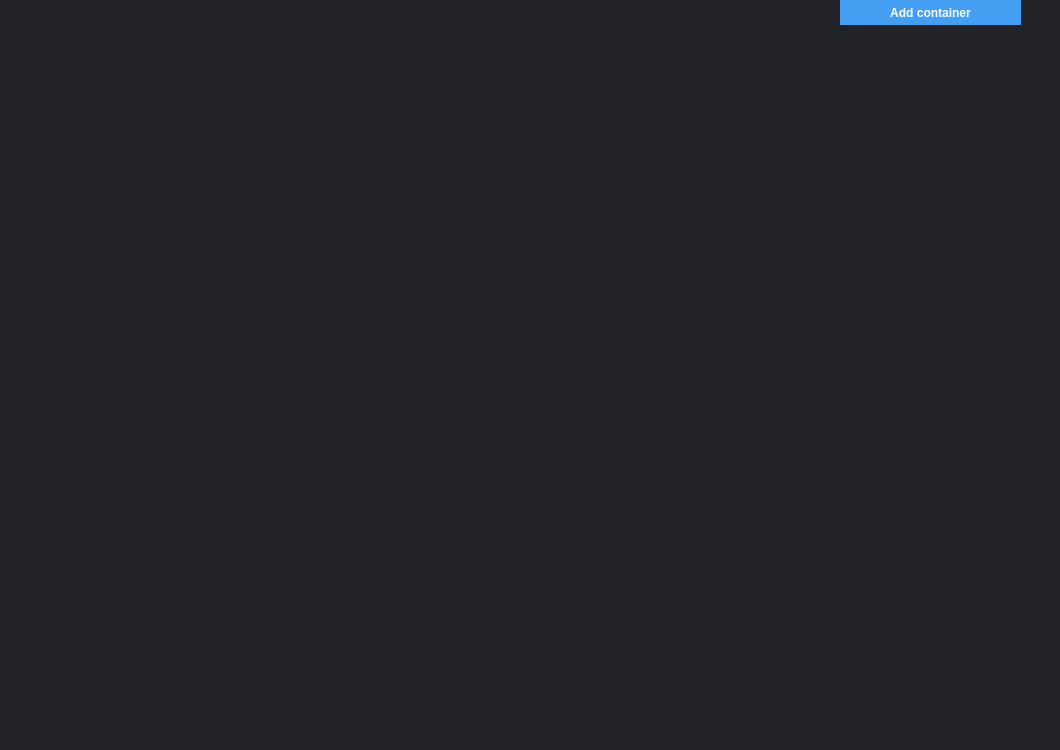
The window that Blue/DBMainComponents/bluewidget.ui (AmiditeX/Blue) describes before a commit, drawn with Qt 5.
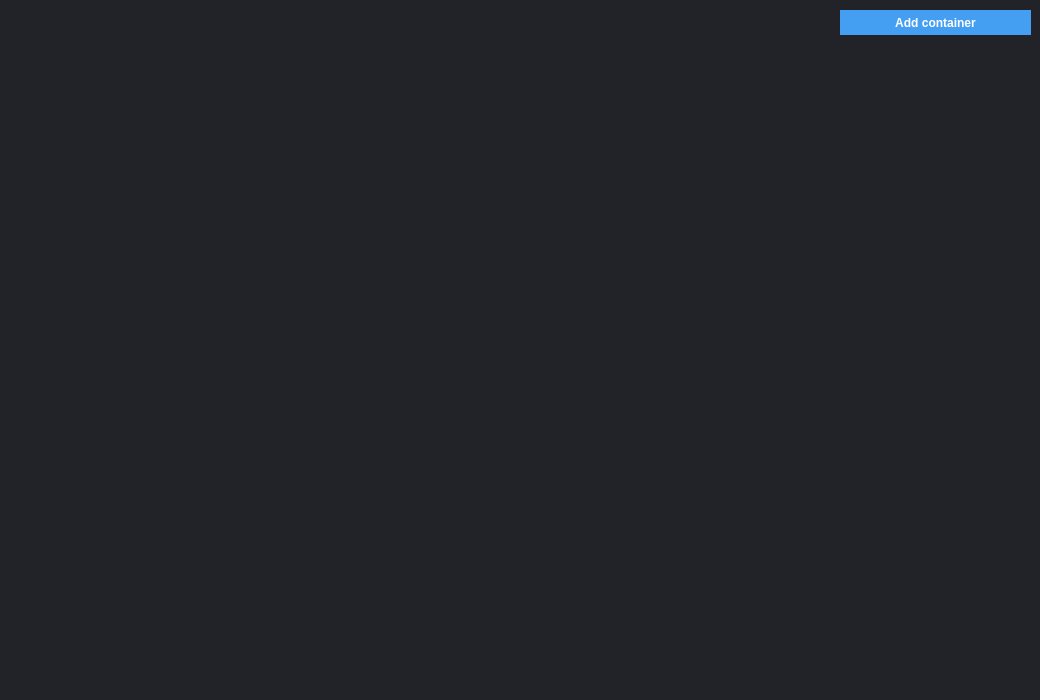
The same window after the commit.

Diff of the .ui file:
```diff
--- a/Blue/DBMainComponents/bluewidget.ui
+++ b/Blue/DBMainComponents/bluewidget.ui
@@ -6,8 +6,8 @@
    <rect>
     <x>0</x>
     <y>0</y>
-    <width>1060</width>
-    <height>750</height>
+    <width>1040</width>
+    <height>700</height>
    </rect>
   </property>
   <property name="windowTitle">
@@ -23,8 +23,8 @@
    <property name="geometry">
     <rect>
      <x>840</x>
-     <y>0</y>
-     <width>181</width>
+     <y>10</y>
+     <width>191</width>
      <height>25</height>
     </rect>
    </property>
@@ -51,7 +51,7 @@
      <x>0</x>
      <y>1</y>
      <width>830</width>
-     <height>750</height>
+     <height>700</height>
     </rect>
    </property>
    <property name="styleSheet">
```
